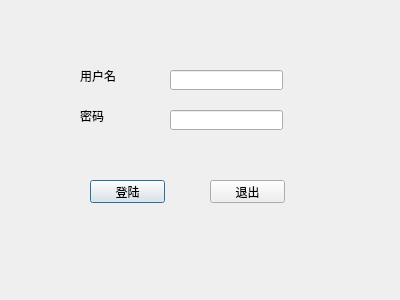
Qt form windows/login/logindialog.ui (tasteSoGood/Qt_study) before a commit.
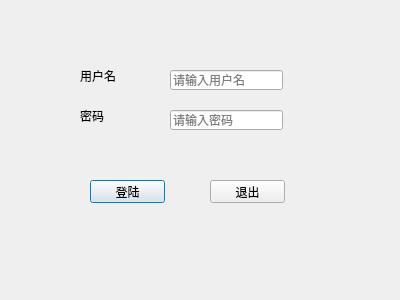
The same form after that commit.

```diff
--- a/windows/login/logindialog.ui
+++ b/windows/login/logindialog.ui
@@ -48,6 +48,9 @@
      <height>20</height>
     </rect>
    </property>
+   <property name="placeholderText">
+    <string>请输入用户名</string>
+   </property>
   </widget>
   <widget class="QLineEdit" name="pwdLineEdit">
    <property name="geometry">
@@ -58,6 +61,9 @@
      <height>20</height>
     </rect>
    </property>
+   <property name="placeholderText">
+    <string>请输入密码</string>
+   </property>
   </widget>
   <widget class="QPushButton" name="loginBtn">
    <property name="geometry">
```
